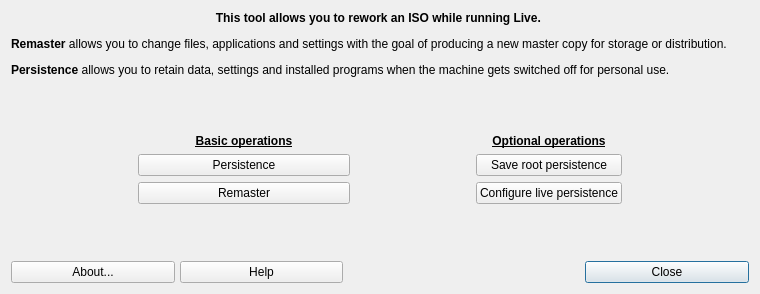
Before: the Qt Designer form mxremastercc.ui in AdrianTM/mx-remastercc, drawn with Qt 5.
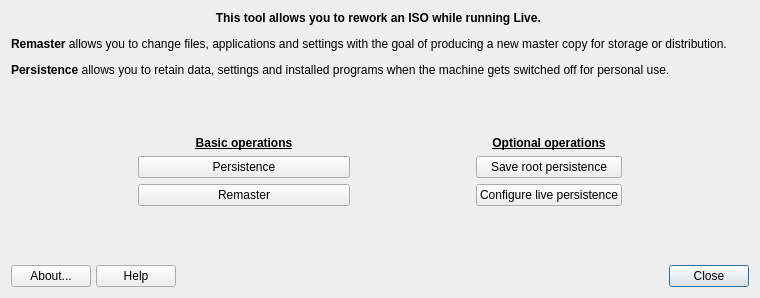
After: the same form once the commit is applied. Icons and pictures are not drawn.

Commit message: don't expand buttons

What changed in the file:
```diff
--- a/mxremastercc.ui
+++ b/mxremastercc.ui
@@ -7,7 +7,7 @@
     <x>0</x>
     <y>0</y>
     <width>760</width>
-    <height>294</height>
+    <height>298</height>
    </rect>
   </property>
   <property name="windowTitle">
@@ -153,7 +153,7 @@
           <enum>Qt::Horizontal</enum>
          </property>
          <property name="sizeType">
-          <enum>QSizePolicy::Minimum</enum>
+          <enum>QSizePolicy::Expanding</enum>
          </property>
          <property name="sizeHint" stdset="0">
           <size>
@@ -195,7 +195,7 @@
           <enum>Qt::Horizontal</enum>
          </property>
          <property name="sizeType">
-          <enum>QSizePolicy::Minimum</enum>
+          <enum>QSizePolicy::Expanding</enum>
          </property>
          <property name="sizeHint" stdset="0">
           <size>
```
Left out of the diff: 6 changed lines with no effect on the pictures.
